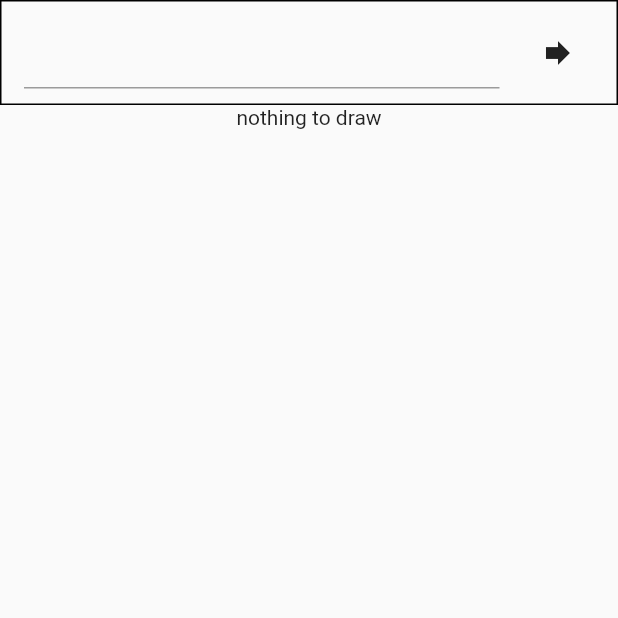
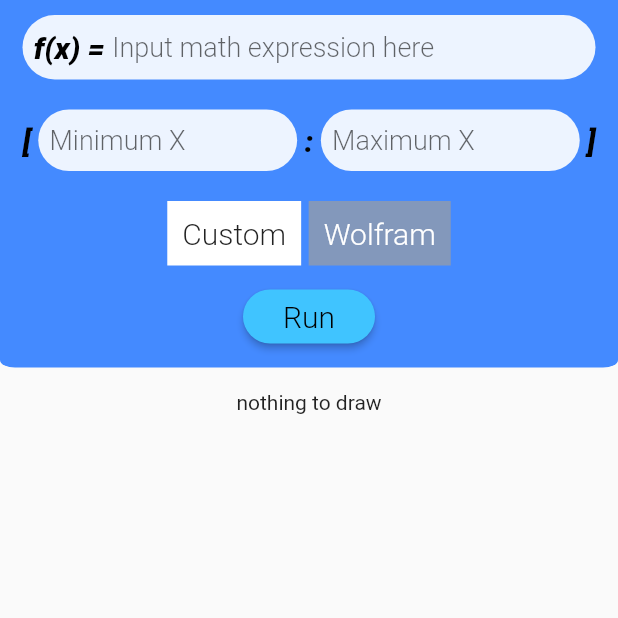
Before and after one commit to SunFoxx/plot_builder, a Flutter app: the screen it shows after launch, on a phone screen of 412 x 824 dp, the top half of it. Run offline on Flutter 3.47's test engine with Material 2 defaults, Android fonts, the phone set to English and light mode, and no system bars; missing offline and left inert: stack.

```diff
--- /dev/null
+++ b/lib/services/graph_service.dart
@@ -0,0 +1,50 @@
+import 'package:function_printer/model/point.dart';
+
+enum GraphServiceType { MANUAL, WOLFRAM }
+
+abstract class GraphService {
+  Future<List<Point>> getGraphPoints(
+      String expression, double minRange, double maxRange);
+}
+
+final Map<GraphServiceType, GraphService> GRAPH_SERVICE_MAP = {
+  GraphServiceType.MANUAL: ManualGraphService(),
+  GraphServiceType.WOLFRAM: WolframGraphService(),
+};
+
+class ManualGraphService implements GraphService {
+  @override
+  Future<List<Point>> getGraphPoints(
+      String expression, double minRange, double maxRange) {
+    return Future(() {
+      List<Point> result = List();
+      // keep this value uneven
+      int points = 31;
+
+      // to ensure proper zero division check
+      if (0 < maxRange && 0 > minRange) {
+        result.add(Point.fromExpression(expression, 0));
+        points -= 1;
+      }
+
+      double fraction = (maxRange - minRange) / (points - 1);
+
+      for (int i = 0; i <= points - 2; i++) {
+        result.add(Point.fromExpression(expression, minRange + (fraction * i)));
+      }
+      result.add(Point.fromExpression(expression, maxRange));
+      result.sort((Point a, Point b) => (a.x - b.x).ceil());
+
+      print(result);
+      return result;
+    });
+  }
+}
+
+class WolframGraphService implements GraphService {
+  @override
+  Future<List<Point>> getGraphPoints(
+      String expression, double minRange, double maxRange) {
+    return Future(() => []);
+  }
+}
--- a/lib/state/app_state.dart
+++ b/lib/state/app_state.dart
@@ -1,28 +1,84 @@
 import 'package:flutter/material.dart';
 import 'package:function_printer/model/point.dart';
+import 'package:function_printer/services/graph_service.dart';
 
 class AppState extends ChangeNotifier {
-  String expression;
-  double leftRange;
-  double rightRange;
-  List<Point> graphPoints;
+  String _expression;
+  String _expressionError;
+  double _leftRange;
+  double _rightRange;
+  List<Point> _graphPoints;
+  GraphServiceType _graphServiceType;
 
-  void buildGraphPoints() {
-    if (expression == null || leftRange == null || rightRange == null) return;
+  AppState() : _graphServiceType = GraphServiceType.MANUAL;
 
-    // keep this value uneven
-    const int points = 13;
-    double fraction = (rightRange - leftRange) / (points - 1);
+  void buildGraphPoints() async {
+    if (_expression == null ||
+        _leftRange == null ||
+        _rightRange == null ||
+        _expression.length == 0) {
+      _expressionError = "Fill all input fields first";
+      return;
+    }
 
-    List<Point> result = List();
-    result.add(Point.fromExpression(expression, leftRange));
+    try {
+      _graphPoints = await GRAPH_SERVICE_MAP[_graphServiceType]
+          .getGraphPoints(_expression, _leftRange, _rightRange);
+      _expressionError = null;
+      notifyListeners();
+    } catch (e) {
+      _expressionError = e.toString();
+      notifyListeners();
+    }
+  }
 
-    for (int i = 1; i <= points - 2; i++) {
-      result.add(Point.fromExpression(expression, leftRange + (fraction * i)));
+  void setGraphService(String serviceName) {
+    switch (serviceName) {
+      case "manual":
+        _graphServiceType = GraphServiceType.MANUAL;
+        break;
+      case "wolfram":
+        _graphServiceType = GraphServiceType.WOLFRAM;
+        break;
+      default:
+        break;
     }
-    result.add(Point.fromExpression(expression, rightRange));
+  }
 
-    print(graphPoints);
-    graphPoints = result;
+  double get leftRange => _leftRange;
+  double get rightRange => _rightRange;
+  String get expression => _expression;
+  String get expressionError => _expressionError;
+  GraphServiceType get graphServiceType => _graphServiceType;
+  List<Point> get graphPoints => _graphPoints;
+
+  set rightRange(double value) {
+    _rightRange = value;
+    notifyListeners();
+  }
+
+  set leftRange(double value) {
+    _leftRange = value;
+    notifyListeners();
+  }
+
+  set expression(String value) {
+    _expression = value;
+    notifyListeners();
+  }
+
+  set expressionError(String value) {
+    _expressionError = value;
+    notifyListeners();
+  }
+
+  set graphServiceType(GraphServiceType value) {
+    _graphServiceType = value;
+    notifyListeners();
+  }
+
+  set graphPoints(List<Point> value) {
+    _graphPoints = value;
+    notifyListeners();
   }
 }
--- /dev/null
+++ b/lib/theme/text_theme.dart
@@ -0,0 +1,25 @@
+import 'package:flutter/material.dart';
+
+const TextStyle inputTextStyle = const TextStyle(
+  fontSize: 18.0,
+  fontWeight: FontWeight.w300,
+);
+
+const TextStyle inputLeadingStyle = const TextStyle(
+  fontWeight: FontWeight.w900,
+  color: Colors.black,
+  fontStyle: FontStyle.italic,
+  fontSize: 20.0,
+);
+
+const TextStyle buttonTextStyle = const TextStyle(
+  fontWeight: FontWeight.w300,
+  color: Colors.black,
+  fontSize: 20.0,
+);
+
+const TextStyle errorTextStyle = const TextStyle(
+  color: Colors.red,
+  fontWeight: FontWeight.w500,
+  fontSize: 16.0,
+);
--- a/lib/utils/parse_helpers.dart
+++ b/lib/utils/parse_helpers.dart
@@ -110,7 +110,7 @@ String ceaseBrackets(String expression) {
 }
 
 String setVariableValues(String expression, double value) {
-  if (value > 0) {
+  if (value >= 0) {
     return expression.replaceAll('x', '$value');
   }
 
--- /dev/null
+++ b/lib/widgets/input_field.dart
@@ -0,0 +1,48 @@
+import 'package:flutter/material.dart';
+import 'package:function_printer/theme/text_theme.dart';
+
+class InputField extends StatelessWidget {
+  final Widget leading;
+  final String hintText;
+  final Function onChanged;
+  final TextInputType inputType;
+
+  InputField({
+    this.leading = const SizedBox(),
+    this.onChanged,
+    this.hintText,
+    this.inputType = TextInputType.text,
+  });
+
+  @override
+  Widget build(BuildContext context) {
+    return Container(
+      padding: EdgeInsets.symmetric(
+        horizontal: 7.5,
+        vertical: 10,
+      ),
+      decoration: BoxDecoration(
+        color: Colors.white.withOpacity(0.9),
+        borderRadius: BorderRadius.circular(25.0),
+      ),
+      child: Row(
+        children: <Widget>[
+          leading,
+          Flexible(
+            child: TextField(
+              style: inputTextStyle,
+              keyboardType: inputType,
+              decoration: InputDecoration(
+                border: InputBorder.none,
+                contentPadding: EdgeInsets.symmetric(vertical: 0),
+                hintText: hintText,
+                isDense: true,
+              ),
+              onChanged: onChanged,
+            ),
+          ),
+        ],
+      ),
+    );
+  }
+}
--- /dev/null
+++ b/lib/widgets/radio_button.dart
@@ -0,0 +1,40 @@
+import 'package:flutter/material.dart';
+import 'package:function_printer/theme/text_theme.dart';
+
+class RadioButton extends StatelessWidget {
+  final value;
+  final groupValue;
+  final Function onChanged;
+  final String label;
+
+  RadioButton({
+    @required this.value,
+    @required this.groupValue,
+    @required this.onChanged,
+    this.label = "",
+  });
+
+  @override
+  Widget build(BuildContext context) {
+    return InkWell(
+      onTap: () {
+        onChanged(value);
+      },
+      child: Container(
+        padding: EdgeInsets.symmetric(horizontal: 10.0, vertical: 10.0),
+        decoration: BoxDecoration(
+          color:
+              value == groupValue ? Colors.white : Colors.grey.withOpacity(0.7),
+        ),
+        child: Center(
+          child: Text(
+            label,
+            style: buttonTextStyle.copyWith(
+              color: value == groupValue ? Colors.black87 : Colors.white,
+            ),
+          ),
+        ),
+      ),
+    );
+  }
+}
--- a/lib/widgets/screens/main_screen.dart
+++ b/lib/widgets/screens/main_screen.dart
@@ -1,6 +1,10 @@
 import 'package:flutter/material.dart';
+import 'package:function_printer/services/graph_service.dart';
 import 'package:function_printer/state/app_state.dart';
+import 'package:function_printer/theme/text_theme.dart';
 import 'package:function_printer/widgets/graph_painter.dart';
+import 'package:function_printer/widgets/input_field.dart';
+import 'package:function_printer/widgets/radio_button.dart';
 import 'package:provider/provider.dart';
 
 class MainScreen extends StatefulWidget {
@@ -14,44 +18,131 @@ class _MainScreenState extends State<MainScreen> {
   @override
   Widget build(BuildContext context) {
     return Scaffold(
-      body: SafeArea(
-        child: Column(
+      body: ListView(
         children: <Widget>[
+          Column(
+            children: <Widget>[
+              // inputs section
               Container(
                 padding: EdgeInsets.symmetric(horizontal: 15.0, vertical: 10.0),
-              decoration: BoxDecoration(border: Border.all()),
-              child: Row(
+                decoration: BoxDecoration(
+                  color: Colors.blueAccent,
+                  borderRadius: BorderRadius.only(
+                    bottomLeft: Radius.elliptical(10.0, 5.0),
+                    bottomRight: Radius.elliptical(10.0, 5.0),
+                  ),
+                ),
+                child: SafeArea(
+                  child: Consumer<AppState>(
+                    builder: (_, state, children) => Column(
                       children: <Widget>[
+                        // Expression input
+                        InputField(
+                          leading: Text(
+                            'f(x) = ',
+                            style: inputLeadingStyle,
+                          ),
+                          hintText: 'Input math expression here',
+                          onChanged: (text) {
+                            state.expression = text;
+                          },
+                        ),
+                        SizedBox(height: 20),
+                        // Range Input
+                        Row(
+                          children: <Widget>[
+                            Text(
+                              '[ ',
+                              style: inputLeadingStyle,
+                            ),
                             Flexible(
-                    child: TextField(
-                      onChanged: (text) => {
-                        this.setState(() {
-                          expressionInput = text;
-                        })
+                              child: InputField(
+                                hintText: "Minimum X",
+                                inputType: TextInputType.number,
+                                onChanged: (text) {
+                                  state.leftRange = double.parse(text);
                                 },
                               ),
                             ),
-                  SizedBox(width: 15),
-                  Consumer<AppState>(
-                    builder: (_, state, children) {
-                      return IconButton(
-                          icon: Icon(Icons.forward),
-                          onPressed: () {
-                            setState(() {
-                              state.expression = expressionInput;
-                              state.leftRange = -4.0;
-                              state.rightRange = 4.0;
-                              state.buildGraphPoints();
-                            });
-                          });
+                            Text(
+                              ' : ',
+                              style: inputLeadingStyle,
+                            ),
+                            Flexible(
+                              child: InputField(
+                                hintText: "Maximum X",
+                                inputType: TextInputType.number,
+                                onChanged: (text) {
+                                  state.rightRange = double.parse(text);
                                 },
+                              ),
+                            ),
+                            Text(
+                              ' ]',
+                              style: inputLeadingStyle,
+                            ),
+                          ],
+                        ),
+                        SizedBox(height: 20),
+                        // Solve method buttons
+                        Row(
+                          mainAxisAlignment: MainAxisAlignment.center,
+                          children: <Widget>[
+                            RadioButton(
+                              value: GraphServiceType.MANUAL,
+                              groupValue: state.graphServiceType,
+                              label: "Custom",
+                              onChanged: (value) {
+                                state.graphServiceType = value;
+                              },
+                            ),
+                            SizedBox(width: 5),
+                            RadioButton(
+                              value: GraphServiceType.WOLFRAM,
+                              groupValue: state.graphServiceType,
+                              label: "Wolfram",
+                              onChanged: (value) {
+                                state.graphServiceType = value;
+                              },
+                            ),
+                          ],
+                        ),
+                        SizedBox(height: 10),
+                        // Button
+                        RaisedButton(
+                          onPressed: state.buildGraphPoints,
+                          color: Colors.lightBlueAccent,
+                          shape: RoundedRectangleBorder(
+                              borderRadius: BorderRadius.circular(20)),
+                          child: Text(
+                            "Run",
+                            style: buttonTextStyle,
+                          ),
+                        ),
+                        state.expressionError != null
+                            ? Center(
+                                child: Text(
+                                  state.expressionError,
+                                  style: errorTextStyle,
+                                ),
                               )
+                            : SizedBox(),
                       ],
                     ),
                   ),
+                ),
+              ),
+              // content section
               Consumer<AppState>(builder: (_, state, child) {
                 if (state.graphPoints == null) {
-                return Text('nothing to draw');
+                  return Padding(
+                    padding: EdgeInsets.all(15.0),
+                    child: Text('nothing to draw'),
+                  );
+                }
+
+                if (state.expressionError != null) {
+                  return SizedBox();
                 }
 
                 return Container(
@@ -66,6 +157,7 @@ class _MainScreenState extends State<MainScreen> {
               })
             ],
           ),
+        ],
       ),
     );
   }
```
Also changed, not shown: lib/model/exceptions.dart (added, +21 -0 lines), lib/model/expression_node.dart (+20 -11 lines), lib/utils/calculations.dart (+9 -13 lines), lib/widgets/graph_painter.dart (+32 -22 lines). Lines whose indentation alone changed are shown as unchanged.
